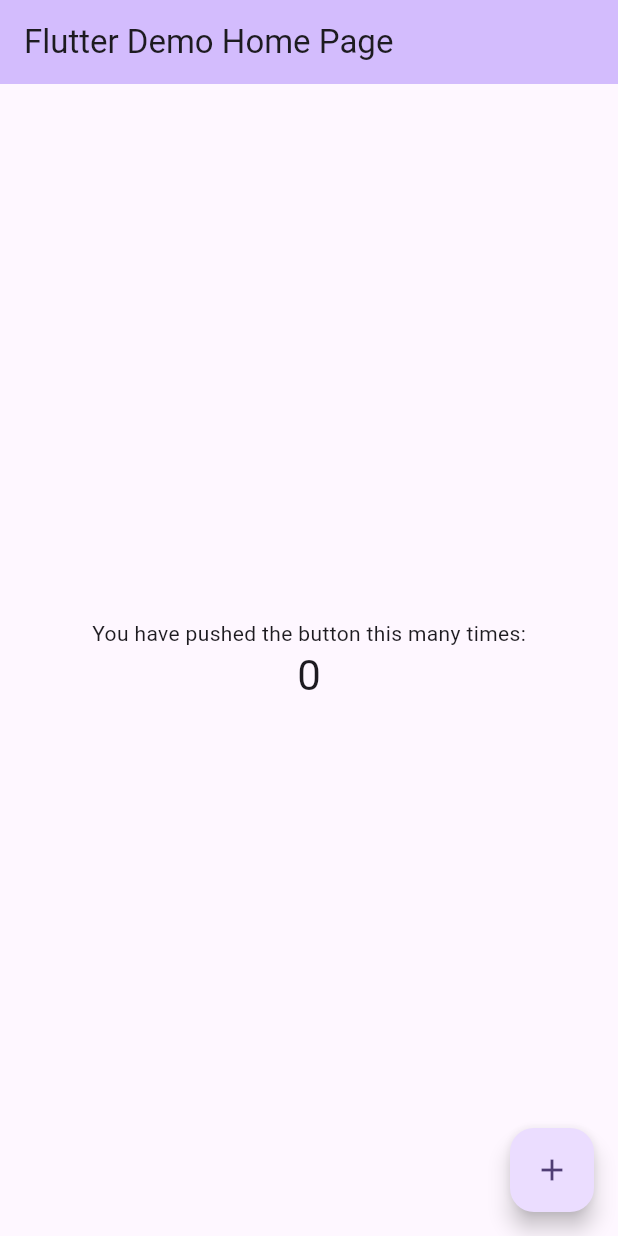
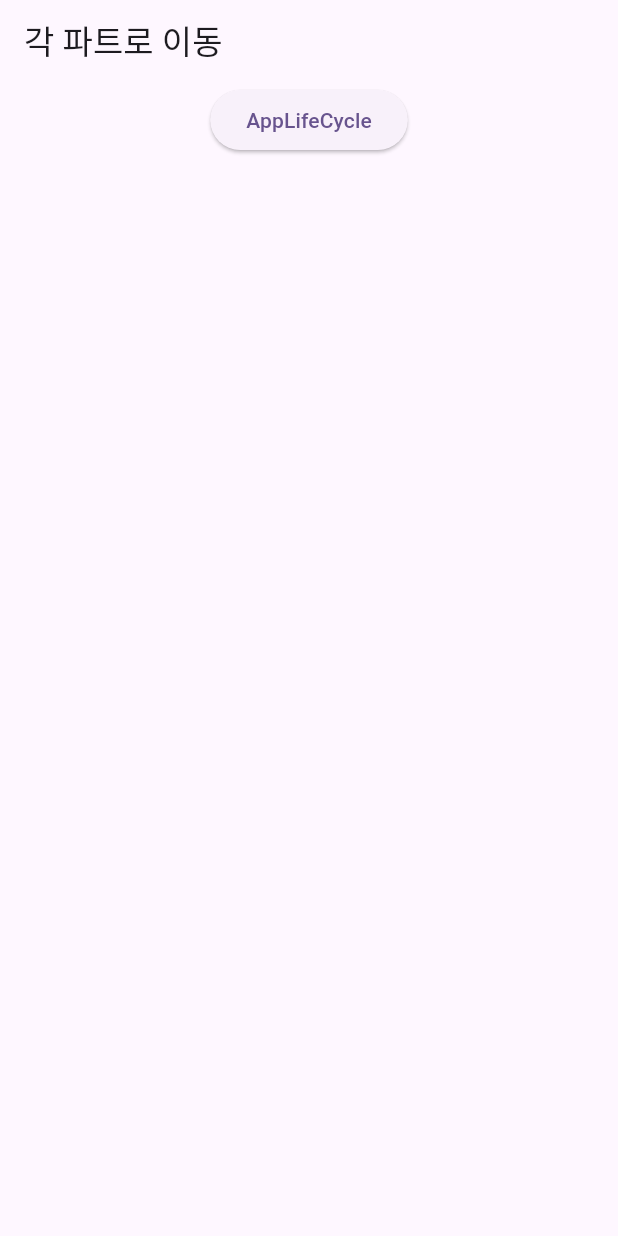
Before and after one commit to kkglpp/snippet_flutter, a Flutter app: the screen it shows after launch, on a phone screen of 412 x 824 dp. Run offline on Flutter 3.47's test engine with Material 3 defaults, Android fonts, the phone set to English and light mode, and no system bars.

Commit message:
app_life_cycle 추가

```diff
--- /dev/null
+++ b/snippet_flutter_app/lib/const/layout/default_layout.dart
@@ -0,0 +1,18 @@
+import 'package:flutter/material.dart';
+
+class DefaultLayout extends StatelessWidget {
+  final String title;
+  final Widget body;
+  const DefaultLayout({super.key, required this.title, required this.body});
+
+  @override
+  Widget build(BuildContext context) {
+    return Scaffold(
+      appBar: AppBar(
+        title: Text(title),
+      ),
+      body: body,
+
+    );
+  }
+}
--- a/snippet_flutter_app/lib/main.dart
+++ b/snippet_flutter_app/lib/main.dart
@@ -1,4 +1,5 @@
 import 'package:flutter/material.dart';
+import 'package:snippet_flutter_app/view/home.dart';
 
 void main() {
   runApp(const MyApp());
@@ -13,113 +14,10 @@
     return MaterialApp(
       title: 'Flutter Demo',
       theme: ThemeData(
-        // This is the theme of your application.
-        //
-        // TRY THIS: Try running your application with "flutter run". You'll see
-        // the application has a purple toolbar. Then, without quitting the app,
-        // try changing the seedColor in the colorScheme below to Colors.green
-        // and then invoke "hot reload" (save your changes or press the "hot
-        // reload" button in a Flutter-supported IDE, or press "r" if you used
-        // the command line to start the app).
-        //
-        // Notice that the counter didn't reset back to zero; the application
-        // state is not lost during the reload. To reset the state, use hot
-        // restart instead.
-        //
-        // This works for code too, not just values: Most code changes can be
-        // tested with just a hot reload.
         colorScheme: ColorScheme.fromSeed(seedColor: Colors.deepPurple),
         useMaterial3: true,
       ),
-      home: const MyHomePage(title: 'Flutter Demo Home Page'),
+      home: const Home(),
     );
   }
 }
-
-class MyHomePage extends StatefulWidget {
-  const MyHomePage({super.key, required this.title});
-
-  // This widget is the home page of your application. It is stateful, meaning
-  // that it has a State object (defined below) that contains fields that affect
-  // how it looks.
-
-  // This class is the configuration for the state. It holds the values (in this
-  // case the title) provided by the parent (in this case the App widget) and
-  // used by the build method of the State. Fields in a Widget subclass are
-  // always marked "final".
-
-  final String title;
-
-  @override
-  State<MyHomePage> createState() => _MyHomePageState();
-}
-
-class _MyHomePageState extends State<MyHomePage> {
-  int _counter = 0;
-
-  void _incrementCounter() {
-    setState(() {
-      // This call to setState tells the Flutter framework that something has
-      // changed in this State, which causes it to rerun the build method below
-      // so that the display can reflect the updated values. If we changed
-      // _counter without calling setState(), then the build method would not be
-      // called again, and so nothing would appear to happen.
-      _counter++;
-    });
-  }
-
-  @override
-  Widget build(BuildContext context) {
-    // This method is rerun every time setState is called, for instance as done
-    // by the _incrementCounter method above.
-    //
-    // The Flutter framework has been optimized to make rerunning build methods
-    // fast, so that you can just rebuild anything that needs updating rather
-    // than having to individually change instances of widgets.
-    return Scaffold(
-      appBar: AppBar(
-        // TRY THIS: Try changing the color here to a specific color (to
-        // Colors.amber, perhaps?) and trigger a hot reload to see the AppBar
-        // change color while the other colors stay the same.
-        backgroundColor: Theme.of(context).colorScheme.inversePrimary,
-        // Here we take the value from the MyHomePage object that was created by
-        // the App.build method, and use it to set our appbar title.
-        title: Text(widget.title),
-      ),
-      body: Center(
-        // Center is a layout widget. It takes a single child and positions it
-        // in the middle of the parent.
-        child: Column(
-          // Column is also a layout widget. It takes a list of children and
-          // arranges them vertically. By default, it sizes itself to fit its
-          // children horizontally, and tries to be as tall as its parent.
-          //
-          // Column has various properties to control how it sizes itself and
-          // how it positions its children. Here we use mainAxisAlignment to
-          // center the children vertically; the main axis here is the vertical
-          // axis because Columns are vertical (the cross axis would be
-          // horizontal).
-          //
-          // TRY THIS: Invoke "debug painting" (choose the "Toggle Debug Paint"
-          // action in the IDE, or press "p" in the console), to see the
-          // wireframe for each widget.
-          mainAxisAlignment: MainAxisAlignment.center,
-          children: <Widget>[
-            const Text(
-              'You have pushed the button this many times:',
-            ),
-            Text(
-              '$_counter',
-              style: Theme.of(context).textTheme.headlineMedium,
-            ),
-          ],
-        ),
-      ),
-      floatingActionButton: FloatingActionButton(
-        onPressed: _incrementCounter,
-        tooltip: 'Increment',
-        child: const Icon(Icons.add),
-      ), // This trailing comma makes auto-formatting nicer for build methods.
-    );
-  }
-}
--- /dev/null
+++ b/snippet_flutter_app/lib/view/home.dart
@@ -0,0 +1,34 @@
+import 'package:flutter/material.dart';
+import 'package:snippet_flutter_app/const/layout/default_layout.dart';
+import 'package:snippet_flutter_app/view/app_lifecycle_test.dart';
+
+class Home extends StatelessWidget {
+  const Home({super.key});
+
+  @override
+  Widget build(BuildContext context) {
+    return DefaultLayout(
+      title: "각 파트로 이동",
+      body: Center(
+        child: Row(
+          mainAxisAlignment: MainAxisAlignment.center,
+          children: [
+            Column(
+              children: [
+                ElevatedButton(
+                  onPressed: () => Navigator.push(
+                    context,
+                    MaterialPageRoute(
+                      builder: (context) => AppLifecycleTest(),
+                    ),
+                  ),
+                  child: const Text("AppLifeCycle"),
+                ),
+              ],
+            )
+          ],
+        ),
+      ),
+    );
+  }
+}
```
Also changed, not shown: snippet_flutter_app/lib/const/layout/base_layout.dart (added, +15 -0 lines), snippet_flutter_app/lib/view/app_lifecycle_test.dart (added, +105 -0 lines), snippet_flutter_app/lib/view/stateful_test.dart (added, +15 -0 lines), snippet_flutter_app/lib/const/color.dart (added), snippet_flutter_app/lib/const/text.dart (added).
